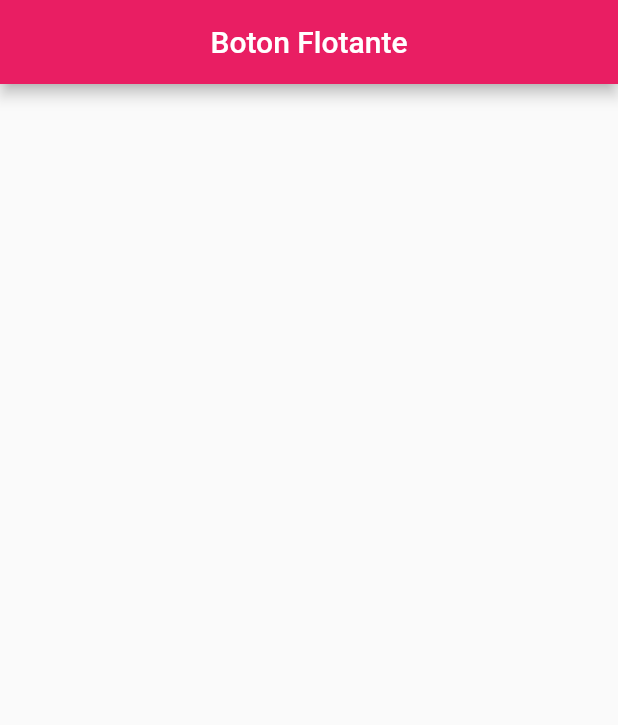
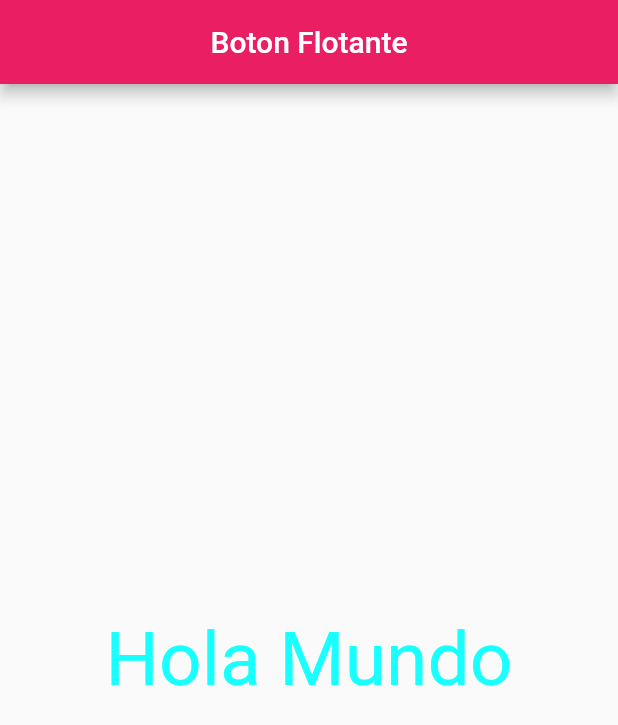
Before and after one commit to Poritowo/flutter_prueba, a Flutter app: the screen it shows after launch, on a phone screen of 412 x 824 dp. Shown: the top 725 px of the screen. Run offline on Flutter 3.47's test engine with Material 2 defaults, Android fonts, the phone set to English and light mode, and no system bars.

```diff
--- a/lib/main.dart
+++ b/lib/main.dart
@@ -11,9 +11,13 @@ class MyApp extends StatelessWidget {
       debugShowCheckedModeBanner: false,
       home: BotonFlotante(),
       theme: ThemeData(
-        primarySwatch: Colors.pink,
-        accentColor: Colors.purple,
-      ),
+          primarySwatch: Colors.pink,
+          accentColor: Colors.purple,
+          textTheme: TextTheme(
+              bodyText2: TextStyle(
+            color: Colors.cyanAccent,
+            fontSize: 50,
+          ))),
     );
   }
 }
--- a/lib/screens/boton_flotante_screen.dart
+++ b/lib/screens/boton_flotante_screen.dart
@@ -1,3 +1,4 @@
+import 'package:flutter/cupertino.dart';
 import 'package:flutter/material.dart';
 
 class BotonFlotante extends StatelessWidget {
@@ -6,6 +7,14 @@ class BotonFlotante extends StatelessWidget {
   Widget build(BuildContext context) {
     return Scaffold(
       appBar: AppBar(title: Center(child: Text("Boton Flotante"))),
+      body: Center(
+        child: Column(
+          mainAxisAlignment: MainAxisAlignment.center,
+          children:[
+            Text("Hola Mundo")
+          ]
+        )
+      ),
     );
   }
 }
```
Also changed, not shown: 1 other file.
